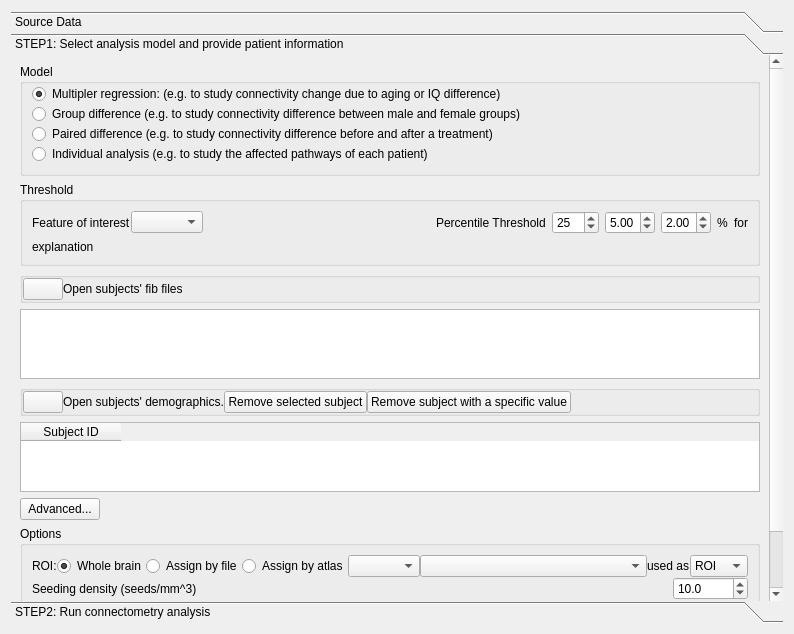
Old version of the form tracking/vbc_dialog.ui in the repository frankyeh/DSI-Studio.
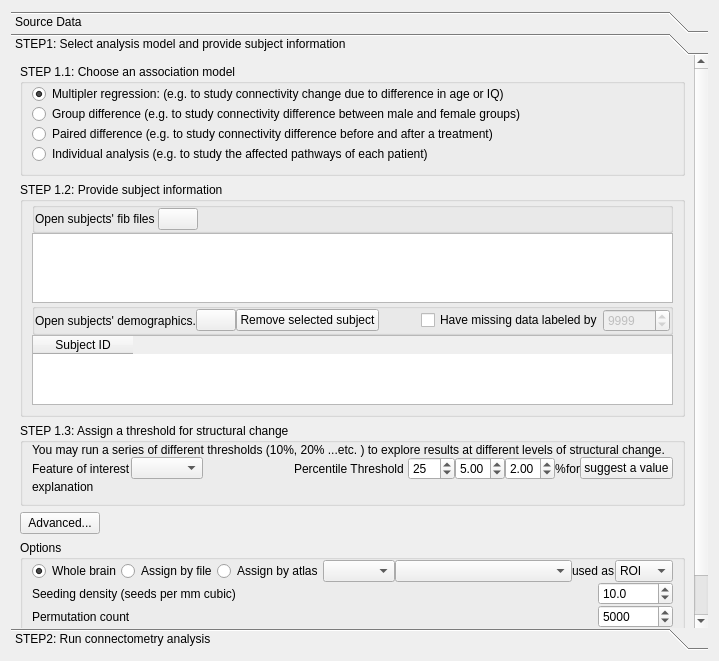
New version of the form. The open tabs and pages were chosen to show the change. Icons and pictures are not drawn. Custom widgets are drawn as their Qt base class.

What changed in the file:
```diff
--- a/tracking/vbc_dialog.ui
+++ b/tracking/vbc_dialog.ui
@@ -6,8 +6,8 @@
    <rect>
     <x>0</x>
     <y>0</y>
-    <width>794</width>
-    <height>634</height>
+    <width>719</width>
+    <height>661</height>
    </rect>
   </property>
   <property name="windowTitle">
@@ -390,18 +390,18 @@
           <rect>
            <x>0</x>
            <y>0</y>
-           <width>759</width>
-           <height>572</height>
+           <width>701</width>
+           <height>580</height>
           </rect>
          </property>
          <attribute name="label">
-          <string>STEP1: Select analysis model and provide patient information</string>
+          <string>STEP1: Select analysis model and provide subject information</string>
          </attribute>
          <layout class="QVBoxLayout" name="verticalLayout_8">
           <item>
            <widget class="QGroupBox" name="groupBox_4">
             <property name="title">
-             <string>Model</string>
+             <string>STEP 1.1: Choose an association model</string>
             </property>
             <layout class="QVBoxLayout" name="verticalLayout_21">
              <property name="spacing">
@@ -413,7 +413,7 @@
              <item>
               <widget class="QRadioButton" name="rb_multiple_regression">
                <property name="text">
-                <string>Multipler regression: (e.g. to study connectivity change due to aging or IQ difference)</string>
+                <string>Multipler regression: (e.g. to study connectivity change due to difference in age or IQ)</string>
                </property>
                <property name="checked">
                 <bool>true</bool>
@@ -450,12 +450,287 @@
             </layout>
            </widget>
           </item>
+          <item>
+           <widget class="QGroupBox" name="groupBox_2">
+            <property name="title">
+             <string>STEP 1.2: Provide subject information</string>
+            </property>
+            <layout class="QVBoxLayout" name="verticalLayout_2">
+             <property name="spacing">
+              <number>0</number>
+             </property>
+             <property name="topMargin">
+              <number>0</number>
+             </property>
+             <item>
+              <widget class="QGroupBox" name="individual_demo">
+               <property name="title">
+                <string/>
+               </property>
+               <layout class="QVBoxLayout" name="verticalLayout_14">
+                <property name="spacing">
+                 <number>0</number>
+                </property>
+                <property name="leftMargin">
+                 <number>0</number>
+                </property>
+                <property name="topMargin">
+                 <number>0</number>
+                </property>
+                <property name="rightMargin">
+                 <number>0</number>
+                </property>
+                <property name="bottomMargin">
+                 <number>0</number>
+                </property>
+                <item>
+                 <layout class="QHBoxLayout" name="horizontalLayout_9">
+                  <property name="spacing">
+                   <number>0</number>
+                  </property>
+                  <item>
+                   <widget class="QLabel" name="open_instruction">
+                    <property name="text">
+                     <string>Open subjects' fib files </string>
+                    </property>
+                   </widget>
+                  </item>
+                  <item>
+                   <widget class="QPushButton" name="open_files">
+                    <property name="maximumSize">
+                     <size>
+                      <width>16777215</width>
+                      <height>16777215</height>
+                     </size>
+                    </property>
+                    <property name="text">
+                     <string/>
+                    </property>
+                    <property name="icon">
+                     <iconset resource="../icons.qrc">
+                      <normaloff>:/icons/icons/open.xpm</normaloff>:/icons/icons/open.xpm</iconset>
+                    </property>
+                   </widget>
+                  </item>
+                  <item>
+                   <spacer name="horizontalSpacer_5">
+                    <property name="orientation">
+                     <enum>Qt::Horizontal</enum>
+                    </property>
+                    <property name="sizeHint" stdset="0">
+                     <size>
+                      <width>40</width>
+                      <height>20</height>
+                     </size>
+                    </property>
+                   </spacer>
+                  </item>
+                 </layout>
+                </item>
+               </layout>
+              </widget>
+             </item>
+             <item>
+              <widget class="QListView" name="individual_list"/>
+             </item>
+             <item>
+              <widget class="QGroupBox" name="multiple_regression_demo">
+               <property name="sizePolicy">
+                <sizepolicy hsizetype="Expanding" vsizetype="Preferred">
+                 <horstretch>0</horstretch>
+                 <verstretch>0</verstretch>
+                </sizepolicy>
+               </property>
+               <property name="title">
+                <string/>
+               </property>
+               <layout class="QVBoxLayout" name="verticalLayout_17">
+                <property name="spacing">
+                 <number>0</number>
+                </property>
+                <property name="leftMargin">
+                 <number>0</number>
+                </property>
+                <property name="topMargin">
+                 <number>0</number>
+                </property>
+                <property name="rightMargin">
+                 <number>0</number>
+                </property>
+                <property name="bottomMargin">
+                 <number>0</number>
+                </property>
+                <item>
+                 <layout class="QHBoxLayout" name="horizontalLayout_10">
+                  <property name="spacing">
+                   <number>0</number>
+                  </property>
+                  <item>
+                   <widget class="QLabel" name="open_instruction_2">
+                    <property name="text">
+                     <string>Open subjects' demographics.</string>
+                    </property>
+                   </widget>
+                  </item>
+                  <item>
+                   <widget class="QPushButton" name="open_mr_files">
+                    <property name="maximumSize">
+                     <size>
+                      <width>16777215</width>
+                      <height>16777215</height>
+                     </size>
+                    </property>
+                    <property name="text">
+                     <string/>
+                    </property>
+                    <property name="icon">
+                     <iconset resource="../icons.qrc">
+                      <normaloff>:/icons/icons/open.xpm</normaloff>:/icons/icons/open.xpm</iconset>
+                    </property>
+                   </widget>
+                  </item>
+                  <item>
+                   <widget class="QPushButton" name="remove_subject">
+                    <property name="maximumSize">
+                     <size>
+                      <width>16777215</width>
+                      <height>16777215</height>
+                     </size>
+                    </property>
+                    <property name="text">
+                     <string>Remove selected subject</string>
+                    </property>
+                    <property name="icon">
+                     <iconset resource="../icons.qrc">
+                      <normaloff>:/icons/icons/delete.xpm</normaloff>:/icons/icons/delete.xpm</iconset>
+                    </property>
+                   </widget>
+                  </item>
+                  <item>
+                   <spacer name="horizontalSpacer_4">
+                    <property name="orientation">
+                     <enum>Qt::Horizontal</enum>
+                    </property>
+                    <property name="sizeHint" stdset="0">
+                     <size>
+                      <width>40</width>
+                      <height>20</height>
+                     </size>
+                    </property>
+                   </spacer>
+                  </item>
+                  <item>
+                   <widget class="QCheckBox" name="missing_data_checked">
+                    <property name="text">
+                     <string>Have missing data labeled by</string>
+                    </property>
+                    <property name="checked">
+                     <bool>false</bool>
+                    </property>
+                   </widget>
+                  </item>
+                  <item>
+                   <widget class="QSpinBox" name="missing_value">
+                    <property name="enabled">
+                     <bool>false</bool>
+                    </property>
+                    <property name="maximum">
+                     <number>999999</number>
+                    </property>
+                    <property name="value">
+                     <number>9999</number>
+                    </property>
+                   </widget>
+                  </item>
+                  <item>
+                   <widget class="QWidget" name="foi_widget" native="true">
+                    <layout class="QHBoxLayout" name="horizontalLayout_7">
+                     <property name="spacing">
+                      <number>0</number>
+                     </property>
+                     <property name="leftMargin">
+                      <number>0</number>
+                     </property>
+                     <property name="topMargin">
+                      <number>0</number>
+                     </property>
+                     <property name="rightMargin">
+                      <number>0</number>
+                     </property>
+                     <property name="bottomMargin">
+                      <number>0</number>
+                     </property>
+                    </layout>
+                   </widget>
+                  </item>
+                 </layout>
+                </item>
+               </layout>
+              </widget>
+             </item>
+             <item>
+              <widget class="QTableWidget" name="subject_demo">
+               <property name="sizePolicy">
+                <sizepolicy hsizetype="Minimum" vsizetype="Expanding">
+                 <horstretch>0</horstretch>
+                 <verstretch>0</verstretch>
+                </sizepolicy>
+               </property>
+               <property name="alternatingRowColors">
+                <bool>true</bool>
+               </property>
+               <property name="selectionMode">
+                <enum>QAbstractItemView::SingleSelection</enum>
+               </property>
+               <property name="selectionBehavior">
+                <enum>QAbstractItemView::SelectRows</enum>
+               </property>
+               <property name="showGrid">
+                <bool>true</bool>
+               </property>
+               <property name="gridStyle">
+                <enum>Qt::SolidLine</enum>
+               </property>
+               <property name="sortingEnabled">
+                <bool>true</bool>
+               </property>
+               <property name="rowCount">
+                <number>0</number>
+               </property>
+               <column>
+                <property name="text">
+                 <string>Subject ID</string>
+                </property>
+               </column>
+              </widget>
+             </item>
+            </layout>
+            <zorder></zorder>
+            <zorder>individual_demo</zorder>
+            <zorder>individual_list</zorder>
+            <zorder>multiple_regression_demo</zorder>
+            <zorder>subject_demo</zorder>
+           </widget>
+          </item>
           <item>
            <widget class="QGroupBox" name="groupBox">
             <property name="title">
-             <string>Threshold</string>
+             <string>STEP 1.3: Assign a threshold for structural change</string>
             </property>
             <layout class="QVBoxLayout" name="verticalLayout_4">
+             <property name="spacing">
+              <number>0</number>
+             </property>
+             <property name="topMargin">
+              <number>0</number>
+             </property>
+             <item>
+              <widget class="QLabel" name="label_3">
+               <property name="text">
+                <string>You may run a series of different thresholds (10%, 20% ...etc. ) to explore results at different levels of structural change.</string>
+               </property>
+              </widget>
+             </item>
              <item>
               <layout class="QHBoxLayout" name="percentile_rank_layout">
                <item>
@@ -511,7 +786,7 @@
                <item>
                 <widget class="QLabel" name="threshold_label">
                  <property name="text">
-                  <string>Percentile Threshold</string>
+                  <string>Percentile Threshold </string>
                  </property>
                 </widget>
                </item>
@@ -598,6 +873,13 @@
                  </property>
                 </widget>
                </item>
+               <item>
+                <widget class="QPushButton" name="suggest_threshold">
+                 <property name="text">
+                  <string>suggest a value</string>
+                 </property>
+                </widget>
+               </item>
               </layout>
              </item>
              <item>
@@ -610,239 +892,6 @@
             </layout>
            </widget>
           </item>
-          <item>
-           <widget class="QGroupBox" name="individual_demo">
-            <property name="title">
-             <string/>
-            </property>
-            <layout class="QVBoxLayout" name="verticalLayout_14">
-             <property name="spacing">
-              <number>0</number>
-             </property>
-             <property name="leftMargin">
-              <number>0</number>
-             </property>
-             <property name="topMargin">
-              <number>0</number>
-             </property>
-             <property name="rightMargin">
-              <number>0</number>
-             </property>
-             <property name="bottomMargin">
-              <number>0</number>
-             </property>
-             <item>
-              <layout class="QHBoxLayout" name="horizontalLayout_9">
-               <item>
-                <widget class="QPushButton" name="open_files">
-                 <property name="maximumSize">
-                  <size>
-                   <width>16777215</width>
-                   <height>16777215</height>
-                  </size>
-                 </property>
-                 <property name="text">
-                  <string/>
-                 </property>
-                 <property name="icon">
-                  <iconset resource="../icons.qrc">
-                   <normaloff>:/icons/icons/open.xpm</normaloff>:/icons/icons/open.xpm</iconset>
-                 </property>
-                </widget>
-               </item>
-               <item>
-                <widget class="QLabel" name="open_instruction">
-                 <property name="text">
-                  <string>Open subjects' fib files </string>
-                 </property>
-                </widget>
-               </item>
-               <item>
-                <spacer name="horizontalSpacer_5">
-                 <property name="orientation">
-                  <enum>Qt::Horizontal</enum>
-                 </property>
-                 <property name="sizeHint" stdset="0">
-                  <size>
-                   <width>40</width>
-                   <height>20</height>
-                  </size>
-                 </property>
-                </spacer>
-               </item>
-              </layout>
-             </item>
-            </layout>
-           </widget>
-          </item>
-          <item>
-           <widget class="QListView" name="individual_list"/>
-          </item>
-          <item>
-           <widget class="QGroupBox" name="multiple_regression_demo">
-            <property name="sizePolicy">
-             <sizepolicy hsizetype="Expanding" vsizetype="Preferred">
-              <horstretch>0</horstretch>
-              <verstretch>0</verstretch>
-             </sizepolicy>
-            </property>
-            <property name="title">
-             <string/>
-            </property>
-            <layout class="QVBoxLayout" name="verticalLayout_17">
-             <property name="spacing">
-              <number>0</number>
-             </property>
-             <property name="leftMargin">
-              <number>0</number>
-             </property>
-             <property name="topMargin">
-              <number>0</number>
-             </property>
-             <property name="rightMargin">
-              <number>0</number>
-             </property>
-             <property name="bottomMargin">
-              <number>0</number>
-             </property>
-             <item>
-              <layout class="QHBoxLayout" name="horizontalLayout_10">
-               <property name="spacing">
-                <number>0</number>
-               </property>
-               <item>
-                <widget class="QPushButton" name="open_mr_files">
-                 <property name="maximumSize">
-                  <size>
-                   <width>16777215</width>
-                   <height>16777215</height>
-                  </size>
-                 </property>
-                 <property name="text">
-                  <string/>
-                 </property>
-                 <property name="icon">
-                  <iconset resource="../icons.qrc">
-                   <normaloff>:/icons/icons/open.xpm</normaloff>:/icons/icons/open.xpm</iconset>
-                 </property>
-                </widget>
-               </item>
-               <item>
-                <widget class="QLabel" name="open_instruction_2">
-                 <property name="text">
-                  <string>Open subjects' demographics.</string>
-                 </property>
-                </widget>
-               </item>
-               <item>
-                <widget class="QPushButton" name="remove_subject">
-                 <property name="maximumSize">
-                  <size>
-                   <width>16777215</width>
-                   <height>16777215</height>
-                  </size>
-                 </property>
-                 <property name="text">
-                  <string>Remove selected subject</string>
-                 </property>
-                 <property name="icon">
-                  <iconset resource="../icons.qrc">
-                   <normaloff>:/icons/icons/delete.xpm</normaloff>:/icons/icons/delete.xpm</iconset>
-                 </property>
-                </widget>
-               </item>
-               <item>
-                <widget class="QPushButton" name="remove_subject2">
-                 <property name="maximumSize">
-                  <size>
-                   <width>16777215</width>
-                   <height>16777215</height>
-                  </size>
-                 </property>
-                 <property name="text">
-                  <string>Remove subject with a specific value</string>
-                 </property>
-                 <property name="icon">
-                  <iconset resource="../icons.qrc">
-                   <normaloff>:/icons/icons/delete.xpm</normaloff>:/icons/icons/delete.xpm</iconset>
-                 </property>
-                </widget>
-               </item>
-               <item>
-                <spacer name="horizontalSpacer_4">
-                 <property name="orientation">
-                  <enum>Qt::Horizontal</enum>
-                 </property>
-                 <property name="sizeHint" stdset="0">
-                  <size>
-                   <width>40</width>
-                   <height>20</height>
-                  </size>
-                 </property>
-                </spacer>
-               </item>
-               <item>
-                <widget class="QWidget" name="foi_widget" native="true">
-                 <layout class="QHBoxLayout" name="horizontalLayout_7">
-                  <property name="spacing">
-                   <number>0</number>
-                  </property>
-                  <property name="leftMargin">
-                   <number>0</number>
-                  </property>
-                  <property name="topMargin">
-                   <number>0</number>
-                  </property>
-                  <property name="rightMargin">
-                   <number>0</number>
-                  </property>
-                  <property name="bottomMargin">
-                   <number>0</number>
-                  </property>
-                 </layout>
-                </widget>
-               </item>
-              </layout>
-             </item>
-            </layout>
-           </widget>
-          </item>
-          <item>
-           <widget class="QTableWidget" name="subject_demo">
-            <property name="sizePolicy">
-             <sizepolicy hsizetype="Minimum" vsizetype="Expanding">
-              <horstretch>0</horstretch>
-              <verstretch>0</verstretch>
-             </sizepolicy>
-            </property>
-            <property name="alternatingRowColors">
-             <bool>true</bool>
-            </property>
-            <property name="selectionMode">
-             <enum>QAbstractItemView::SingleSelection</enum>
-            </property>
-            <property name="selectionBehavior">
-             <enum>QAbstractItemView::SelectRows</enum>
-            </property>
-            <property name="showGrid">
-             <bool>true</bool>
-            </property>
-            <property name="gridStyle">
-             <enum>Qt::SolidLine</enum>
-            </property>
-            <property name="sortingEnabled">
-             <bool>true</bool>
-            </property>
-            <property name="rowCount">
-             <number>0</number>
-            </property>
-            <column>
-             <property name="text">
-              <string>Subject ID</string>
-             </property>
-            </column>
-           </widget>
-          </item>
           <item>
            <layout class="QHBoxLayout" name="horizontalLayout_8">
             <property name="topMargin">
@@ -885,18 +934,14 @@
              <property name="spacing">
               <number>0</number>
              </property>
+             <property name="topMargin">
+              <number>0</number>
+             </property>
              <item>
               <layout class="QHBoxLayout" name="horizontalLayout_15">
                <property name="spacing">
                 <number>0</number>
                </property>
-               <item>
-                <widget class="QLabel" name="label_6">
-                 <property name="text">
-                  <string>ROI:</string>
-                 </property>
-                </widget>
-               </item>
                <item>
                 <widget class="QRadioButton" name="roi_whole_brain">
                  <property name="text">
@@ -999,7 +1044,7 @@
                <item>
                 <widget class="QLabel" name="label_7">
                  <property name="text">
-                  <string>Seeding density (seeds/mm^3)</string>
+                  <string>Seeding density (seeds per mm cubic)</string>
                  </property>
                 </widget>
                </item>
@@ -1069,36 +1114,93 @@
              <item>
               <layout class="QHBoxLayout" name="horizontalLayout">
                <item>
-                <widget class="QLabel" name="label_3">
-                 <property name="text">
-                  <string>False discovery rate</string>
-                 </property>
-                </widget>
-               </item>
-               <item>
-                <widget class="QDoubleSpinBox" name="fdr_control">
-                 <property name="maximumSize">
-                  <size>
-                   <width>75</width>
-                   <height>16777215</height>
-                  </size>
-                 </property>
-                 <property name="decimals">
-                  <number>3</number>
-                 </property>
-                 <property name="minimum">
-                  <double>0.001000000000000</double>
-                 </property>
-                 <property name="maximum">
-                  <double>0.500000000000000</double>
-                 </property>
-                 <property name="singleStep">
-                  <double>0.010000000000000</double>
-                 </property>
-                 <property name="value">
-                  <double>0.050000000000000</double>
-                 </property>
-                </widget>
+                <layout class="QHBoxLayout" name="horizontalLayout_18">
+                 <item>
+                  <widget class="QWidget" name="widget_7" native="true">
+                   <layout class="QHBoxLayout" name="horizontalLayout_19">
+                    <property name="spacing">
+                     <number>0</number>
+                    </property>
+                    <property name="leftMargin">
+                     <number>0</number>
+                    </property>
+                    <property name="topMargin">
+                     <number>0</number>
+                    </property>
+                    <property name="rightMargin">
+                     <number>0</number>
+                    </property>
+                    <property name="bottomMargin">
+                     <number>0</number>
+                    </property>
+                    <item>
+                     <widget class="QRadioButton" name="rb_track_length">
+                      <property name="text">
+                       <string>Track length threshold (mm)</string>
+                      </property>
+                      <property name="checked">
+                       <bool>false</bool>
+                      </property>
+                     </widget>
+                    </item>
+                    <item>
+                     <widget class="QRadioButton" name="rb_FDR">
+                      <property name="text">
+                       <string>False discovery rate</string>
+                      </property>
+                      <property name="checked">
+                       <bool>true</bool>
+                      </property>
+                     </widget>
+                    </item>
+                   </layout>
+                  </widget>
+                 </item>
+                 <item>
+                  <widget class="QSpinBox" name="length_threshold">
+                   <property name="maximumSize">
+                    <size>
+                     <width>75</width>
+                     <height>16777215</height>
+                    </size>
+                   </property>
+                   <property name="minimum">
+                    <number>10</number>
+                   </property>
+                   <property name="maximum">
+                    <number>200</number>
+                   </property>
+                   <property name="value">
+                    <number>40</number>
+                   </property>
+                  </widget>
+                 </item>
+                 <item>
+                  <widget class="QDoubleSpinBox" name="fdr_control">
+                   <property name="maximumSize">
+                    <size>
+                     <width>75</width>
+                     <height>16777215</height>
+                    </size>
+                   </property>
+                   <property name="decimals">
+                    <number>3</number>
+                   </property>
+                   <property name="minimum">
+                    <double>0.001000000000000</double>
+                   </property>
+                   <property name="maximum">
+                    <double>0.500000000000000</double>
+                   </property>
+                   <property name="singleStep">
+                    <double>0.010000000000000</double>
+                   </property>
+                   <property name="value">
+                    <double>0.050000000000000</double>
+                   </property>
+                  </widget>
+                 </item>
+                </layout>
                </item>
               </layout>
              </item>
```
Left out of the diff: 21 changed lines with no effect on the pictures.
